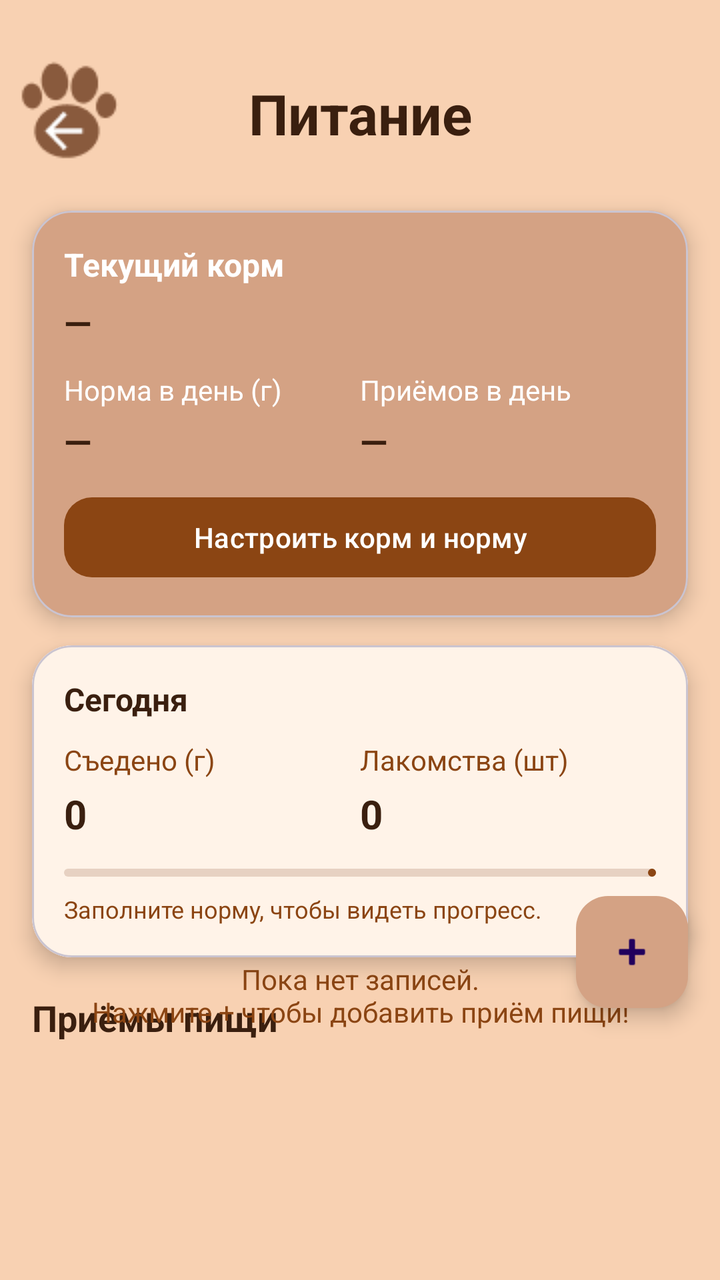
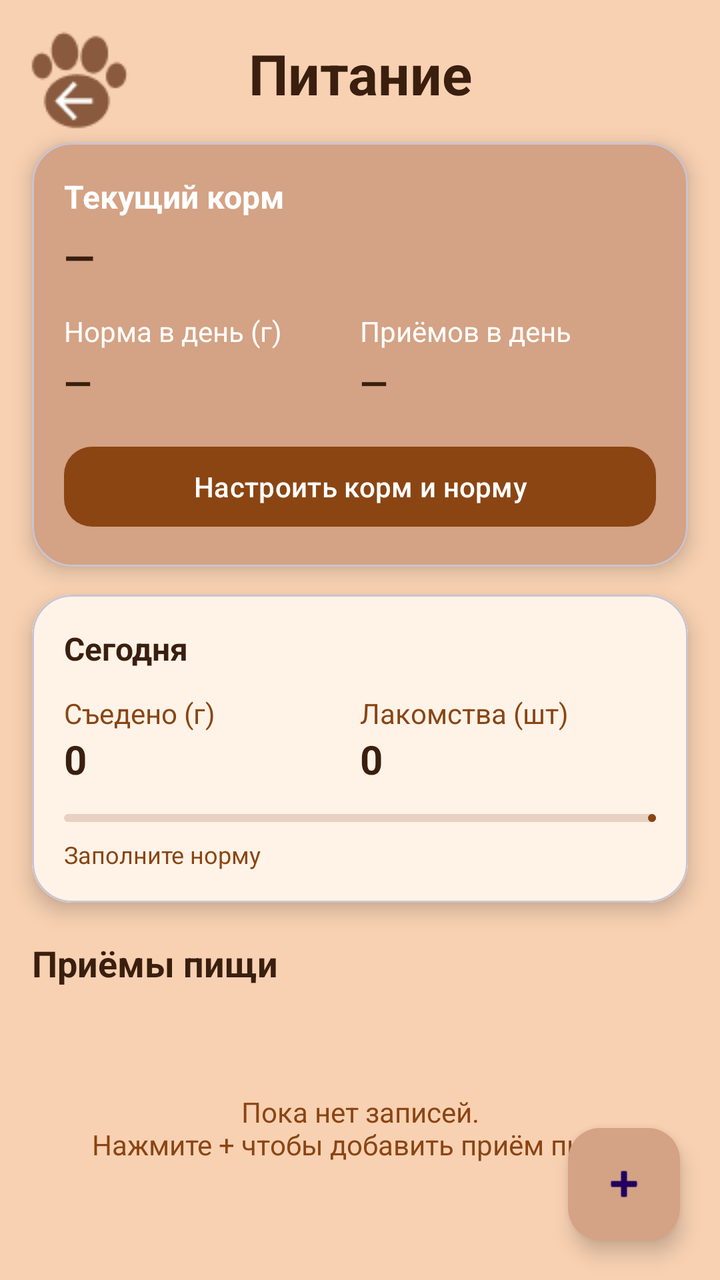

Two renders of the same Android screen: before a commit and after it. Below are the layout's source before the change and the commit's diff.
<!-- AndroidManifest.xml: application theme Theme.MyPet -->
<!-- res/layout/activity_food.xml -->
<?xml version="1.0" encoding="utf-8"?>
<androidx.coordinatorlayout.widget.CoordinatorLayout
    xmlns:android="http://schemas.android.com/apk/res/android"
    xmlns:app="http://schemas.android.com/apk/res-auto"
    xmlns:tools="http://schemas.android.com/tools"
    android:layout_width="match_parent"
    android:layout_height="match_parent"
    android:background="#F8D1B2">

    <androidx.constraintlayout.widget.ConstraintLayout
        android:layout_width="match_parent"
        android:layout_height="match_parent"
        android:paddingBottom="120dp"
        tools:ignore="ExtraText">

        <ImageButton
            android:id="@+id/imageButton"
            android:layout_width="70dp"
            android:layout_height="70dp"
            android:layout_marginTop="20dp"
            android:background="?attr/selectableItemBackground"
            android:onClick="GoToMenu"
            app:layout_constraintStart_toStartOf="@+id/tvFoodTitle"
            app:layout_constraintTop_toTopOf="parent"
            app:srcCompat="@drawable/back_btn1"
            tools:ignore="MissingConstraints" />

        <TextView
            android:id="@+id/tvFoodTitle"
            android:layout_width="0dp"
            android:layout_height="wrap_content"
            android:layout_marginTop="20dp"
            android:gravity="center"
            android:padding="18dp"
            android:text="Питание"
            android:textColor="#3A1F0F"
            android:textSize="28sp"
            android:textStyle="bold"
            app:layout_constraintEnd_toEndOf="parent"
            app:layout_constraintStart_toStartOf="parent"
            app:layout_constraintTop_toTopOf="parent" />

        <com.google.android.material.card.MaterialCardView
            android:id="@+id/cardFoodMain"
            android:layout_width="0dp"
            android:layout_height="wrap_content"
            android:layout_marginStart="16dp"
            android:layout_marginTop="12dp"
            android:layout_marginEnd="16dp"
            app:cardCornerRadius="20dp"
            app:cardElevation="6dp"
            app:layout_constraintEnd_toEndOf="parent"
            app:layout_constraintStart_toStartOf="parent"
            app:layout_constraintTop_toBottomOf="@+id/tvFoodTitle">

            <LinearLayout
                android:layout_width="match_parent"
                android:layout_height="wrap_content"
                android:orientation="vertical"
                android:padding="16dp"
                android:background="#D4A284">

                <TextView
                    android:layout_width="match_parent"
                    android:layout_height="wrap_content"
                    android:text="Текущий корм"
                    android:textColor="#FFFFFF"
                    android:textSize="16sp"
                    android:textStyle="bold" />

                <TextView
                    android:id="@+id/tvFoodName"
                    android:layout_width="match_parent"
                    android:layout_height="wrap_content"
                    android:layout_marginTop="6dp"
                    android:text="—"
                    android:textColor="#3A1F0F"
                    android:textSize="18sp"
                    android:textStyle="bold" />

                <View
                    android:layout_width="match_parent"
                    android:layout_height="12dp" />

                <LinearLayout
                    android:layout_width="match_parent"
                    android:layout_height="wrap_content"
                    android:orientation="horizontal">

                    <LinearLayout
                        android:layout_width="0dp"
                        android:layout_height="wrap_content"
                        android:layout_weight="1"
                        android:orientation="vertical">

                        <TextView
                            android:layout_width="wrap_content"
                            android:layout_height="wrap_content"
                            android:text="Норма в день (г)"
                            android:textColor="#FFFFFF"
                            android:textSize="14sp" />

                        <TextView
                            android:id="@+id/tvDailyNorm"
                            android:layout_width="wrap_content"
                            android:layout_height="wrap_content"
                            android:layout_marginTop="4dp"
                            android:text="—"
                            android:textColor="#3A1F0F"
                            android:textSize="18sp"
                            android:textStyle="bold" />
                    </LinearLayout>

                    <LinearLayout
                        android:layout_width="0dp"
                        android:layout_height="wrap_content"
                        android:layout_weight="1"
                        android:orientation="vertical">

                        <TextView
                            android:layout_width="wrap_content"
                            android:layout_height="wrap_content"
                            android:text="Приёмов в день"
                            android:textColor="#FFFFFF"
                            android:textSize="14sp" />

                        <TextView
                            android:id="@+id/tvMealsPerDay"
                            android:layout_width="wrap_content"
                            android:layout_height="wrap_content"
                            android:layout_marginTop="4dp"
                            android:text="—"
                            android:textColor="#3A1F0F"
                            android:textSize="18sp"
                            android:textStyle="bold" />
                    </LinearLayout>
                </LinearLayout>

                <View
                    android:layout_width="match_parent"
                    android:layout_height="12dp" />

                <com.google.android.material.button.MaterialButton
                    android:id="@+id/btnSetupFood"
                    android:layout_width="match_parent"
                    android:layout_height="48dp"
                    android:text="Настроить корм и норму"
                    android:textColor="#FFFFFF"
                    app:cornerRadius="14dp"
                    app:backgroundTint="#8B4513" />
            </LinearLayout>
        </com.google.android.material.card.MaterialCardView>

        <com.google.android.material.card.MaterialCardView
            android:id="@+id/cardToday"
            android:layout_width="0dp"
            android:layout_height="wrap_content"
            android:layout_marginStart="16dp"
            android:layout_marginTop="14dp"
            android:layout_marginEnd="16dp"
            app:cardCornerRadius="20dp"
            app:cardElevation="6dp"
            app:layout_constraintEnd_toEndOf="parent"
            app:layout_constraintStart_toStartOf="parent"
            app:layout_constraintTop_toBottomOf="@+id/cardFoodMain">

            <LinearLayout
                android:layout_width="match_parent"
                android:layout_height="wrap_content"
                android:orientation="vertical"
                android:padding="16dp"
                android:background="#FFF3E8">

                <TextView
                    android:layout_width="match_parent"
                    android:layout_height="wrap_content"
                    android:text="Сегодня"
                    android:textColor="#3A1F0F"
                    android:textSize="16sp"
                    android:textStyle="bold" />

                <LinearLayout
                    android:layout_width="match_parent"
                    android:layout_height="wrap_content"
                    android:layout_marginTop="10dp"
                    android:orientation="horizontal">

                    <LinearLayout
                        android:layout_width="0dp"
                        android:layout_height="wrap_content"
                        android:layout_weight="1"
                        android:orientation="vertical">

                        <TextView
                            android:layout_width="wrap_content"
                            android:layout_height="wrap_content"
                            android:text="Съедено (г)"
                            android:textColor="#8B4513"
                            android:textSize="14sp" />

                        <TextView
                            android:id="@+id/tvEatenToday"
                            android:layout_width="wrap_content"
                            android:layout_height="wrap_content"
                            android:layout_marginTop="4dp"
                            android:text="0"
                            android:textColor="#3A1F0F"
                            android:textSize="20sp"
                            android:textStyle="bold" />
                    </LinearLayout>

                    <LinearLayout
                        android:layout_width="0dp"
                        android:layout_height="wrap_content"
                        android:layout_weight="1"
                        android:orientation="vertical">

                        <TextView
                            android:layout_width="wrap_content"
                            android:layout_height="wrap_content"
                            android:text="Лакомства (шт)"
                            android:textColor="#8B4513"
                            android:textSize="14sp" />

                        <TextView
                            android:id="@+id/tvTreatsToday"
                            android:layout_width="wrap_content"
                            android:layout_height="wrap_content"
                            android:layout_marginTop="4dp"
                            android:text="0"
                            android:textColor="#3A1F0F"
                            android:textSize="20sp"
                            android:textStyle="bold" />
                    </LinearLayout>
                </LinearLayout>

                <com.google.android.material.progressindicator.LinearProgressIndicator
                    android:id="@+id/progressDaily"
                    android:layout_width="match_parent"
                    android:layout_height="wrap_content"
                    android:layout_marginTop="14dp"
                    android:progress="0"
                    app:indicatorColor="#8B4513"
                    app:trackColor="#E7D1C2" />

                <TextView
                    android:id="@+id/tvProgressHint"
                    android:layout_width="match_parent"
                    android:layout_height="wrap_content"
                    android:layout_marginTop="8dp"
                    android:text="Заполните норму, чтобы видеть прогресс."
                    android:textColor="#8B4513"
                    android:textSize="12sp" />
            </LinearLayout>
        </com.google.android.material.card.MaterialCardView>

        <TextView
            android:id="@+id/tvMealsHeader"
            android:layout_width="0dp"
            android:layout_height="wrap_content"
            android:layout_marginStart="16dp"
            android:layout_marginTop="18dp"
            android:layout_marginEnd="16dp"
            android:text="Приёмы пищи"
            android:textColor="#3A1F0F"
            android:textSize="18sp"
            android:textStyle="bold"
            app:layout_constraintEnd_toEndOf="parent"
            app:layout_constraintStart_toStartOf="parent"
            app:layout_constraintTop_toBottomOf="@+id/cardToday" />

        <com.google.android.material.floatingactionbutton.FloatingActionButton
            android:id="@+id/fabAddMeal"
            android:layout_width="wrap_content"
            android:layout_height="wrap_content"
            android:layout_margin="16dp"
            app:layout_constraintBottom_toBottomOf="parent"
            app:layout_constraintEnd_toEndOf="parent"
            android:src="@android:drawable/ic_input_add"
            app:backgroundTint="#D4A284" />


        <androidx.recyclerview.widget.RecyclerView
            android:id="@+id/rvMeals"
            android:layout_width="0dp"
            android:layout_height="0dp"
            android:layout_marginStart="16dp"
            android:layout_marginTop="8dp"
            android:layout_marginEnd="16dp"
            android:clipToPadding="false"
            android:nestedScrollingEnabled="true"
            android:paddingBottom="80dp"
            app:layout_constraintBottom_toTopOf="@+id/fabAddMeal"
            app:layout_constraintEnd_toEndOf="parent"
            app:layout_constraintStart_toStartOf="parent"
            app:layout_constraintTop_toBottomOf="@+id/tvMealsHeader"
            tools:itemCount="3"
            tools:listitem="@layout/item_meal" />


        <TextView
            android:id="@+id/tvEmptyMeals"
            android:layout_width="0dp"
            android:layout_height="wrap_content"
            android:layout_marginStart="16dp"
            android:layout_marginTop="32dp"
            android:layout_marginEnd="16dp"
            android:gravity="center"
            android:text="Пока нет записей.\nНажмите + чтобы добавить приём пищи!"
            android:textColor="#8B4513"
            android:textSize="14sp"
            app:layout_constraintEnd_toEndOf="parent"
            app:layout_constraintStart_toStartOf="parent"
            app:layout_constraintTop_toBottomOf="@+id/rvMeals" />

    </androidx.constraintlayout.widget.ConstraintLayout>

</androidx.coordinatorlayout.widget.CoordinatorLayout>
<!-- res/layout/item_meal.xml (included above) -->
<?xml version="1.0" encoding="utf-8"?>
<com.google.android.material.card.MaterialCardView
    xmlns:android="http://schemas.android.com/apk/res/android"
    xmlns:app="http://schemas.android.com/apk/res-auto"
    android:layout_width="match_parent"
    android:layout_height="wrap_content"
    android:layout_margin="8dp"
    app:cardCornerRadius="18dp"
    app:cardElevation="4dp">

    <LinearLayout
        android:layout_width="match_parent"
        android:layout_height="wrap_content"
        android:background="#EFE7E7"
        android:orientation="horizontal"
        android:padding="14dp">

        <ImageView
            android:id="@+id/ivType"
            android:layout_width="44dp"
            android:layout_height="44dp"
            android:layout_marginEnd="12dp"
            android:background="#D4A284"
            android:contentDescription="Тип записи"
            android:padding="10dp"
            android:src="@android:drawable/ic_menu_compass" />

        <LinearLayout
            android:layout_width="0dp"
            android:layout_height="wrap_content"
            android:layout_weight="1"
            android:orientation="vertical">

            
            <TextView
                android:id="@+id/tvMealTitle"
                android:layout_width="match_parent"
                android:layout_height="wrap_content"
                android:text="—"
                android:textColor="#3A1F0F"
                android:textSize="16sp"
                android:textStyle="bold" />

            <TextView
                android:id="@+id/tvMealSubtitle"
                android:layout_width="match_parent"
                android:layout_height="wrap_content"
                android:layout_marginTop="4dp"
                android:text="—"
                android:textColor="#8B4513"
                android:textSize="13sp" />
        </LinearLayout>

        <TextView
            android:id="@+id/tvMealAmount"
            android:layout_width="wrap_content"
            android:layout_height="wrap_content"
            android:layout_gravity="center_vertical"
            android:text="—"
            android:textColor="#3A1F0F"
            android:textSize="14sp"
            android:textStyle="bold" />

        <View
            android:layout_width="1dp"
            android:layout_height="1dp"
            android:layout_weight="1" />

        <ImageView
            android:id="@+id/ivDelete"
            android:layout_width="32dp"
            android:layout_height="32dp"
            android:layout_gravity="center_vertical"
            android:layout_marginStart="8dp"
            android:background="?attr/selectableItemBackgroundBorderless"
            android:contentDescription="Удалить"
            android:tint="#FF5722"
            android:padding="6dp"
            android:src="@android:drawable/ic_menu_delete" />

        <ImageView
            android:id="@+id/ivEdit"
            android:layout_width="32dp"
            android:layout_height="32dp"
            android:layout_gravity="center_vertical"
            android:layout_marginStart="8dp"
            android:background="?attr/selectableItemBackgroundBorderless"
            android:contentDescription="Редактировать"
            android:padding="6dp"
            android:src="@android:drawable/ic_menu_edit" />
    </LinearLayout>
</com.google.android.material.card.MaterialCardView>
<!-- resources referenced by this layout -->
<resources>
  <!-- drawable back_btn1: png bitmap (drawable, 1809 bytes) -->
  <style name="Theme.MyPet" parent="Base.Theme.MyPet" />
  <style name="Base.Theme.MyPet" parent="Theme.Material3.DayNight.NoActionBar">
          
          
      </style>
</resources>

<!-- the commit's change to res/layout/activity_food.xml (unified diff, before → after) -->
@@ -9,56 +9,56 @@
 
     <androidx.constraintlayout.widget.ConstraintLayout
         android:layout_width="match_parent"
-        android:layout_height="match_parent"
-        android:paddingBottom="120dp"
-        tools:ignore="ExtraText">
+        android:layout_height="match_parent">
+
 
         <ImageButton
             android:id="@+id/imageButton"
-            android:layout_width="70dp"
-            android:layout_height="70dp"
-            android:layout_marginTop="20dp"
-            android:background="?attr/selectableItemBackground"
-            android:onClick="GoToMenu"
-            app:layout_constraintStart_toStartOf="@+id/tvFoodTitle"
-            app:layout_constraintTop_toTopOf="parent"
-            app:srcCompat="@drawable/back_btn1"
-            tools:ignore="MissingConstraints" />
+            android:layout_width="56dp"
+            android:layout_height="56dp"
+            android:layout_marginStart="12dp"
+            android:layout_marginTop="12dp"
+            android:background="?attr/selectableItemBackgroundBorderless"
+            android:padding="10dp"
+            android:src="@drawable/back_btn1"
+            app:layout_constraintStart_toStartOf="parent"
+            app:layout_constraintTop_toTopOf="parent" />
+
 
         <TextView
             android:id="@+id/tvFoodTitle"
             android:layout_width="0dp"
             android:layout_height="wrap_content"
-            android:layout_marginTop="20dp"
+            android:layout_marginTop="18dp"
             android:gravity="center"
-            android:padding="18dp"
             android:text="Питание"
             android:textColor="#3A1F0F"
             android:textSize="28sp"
             android:textStyle="bold"
+            app:layout_constraintStart_toStartOf="parent"
             app:layout_constraintEnd_toEndOf="parent"
-            app:layout_constraintStart_toStartOf="parent"
             app:layout_constraintTop_toTopOf="parent" />
+
 
         <com.google.android.material.card.MaterialCardView
             android:id="@+id/cardFoodMain"
             android:layout_width="0dp"
             android:layout_height="wrap_content"
             android:layout_marginStart="16dp"
-            android:layout_marginTop="12dp"
+            android:layout_marginTop="16dp"
             android:layout_marginEnd="16dp"
             app:cardCornerRadius="20dp"
             app:cardElevation="6dp"
-            app:layout_constraintEnd_toEndOf="parent"
-            app:layout_constraintStart_toStartOf="parent"
-            app:layout_constraintTop_toBottomOf="@+id/tvFoodTitle">
+            app:layout_constraintTop_toBottomOf="@id/tvFoodTitle"
+            app:layout_constraintStart_toStartOf="parent"
+            app:layout_constraintEnd_toEndOf="parent">
 
             <LinearLayout
                 android:layout_width="match_parent"
                 android:layout_height="wrap_content"
                 android:orientation="vertical"
-                android:padding="16dp"
-                android:background="#D4A284">
+                android:background="#D4A284"
+                android:padding="16dp">
 
                 <TextView
                     android:layout_width="match_parent"
@@ -75,16 +75,13 @@
                     android:layout_marginTop="6dp"
                     android:text="—"
                     android:textColor="#3A1F0F"
-                    android:textSize="18sp"
+                    android:textSize="20sp"
                     android:textStyle="bold" />
 
-                <View
-                    android:layout_width="match_parent"
-                    android:layout_height="12dp" />
-
                 <LinearLayout
                     android:layout_width="match_parent"
                     android:layout_height="wrap_content"
+                    android:layout_marginTop="14dp"
                     android:orientation="horizontal">
 
                     <LinearLayout
@@ -134,22 +131,23 @@
                             android:textSize="18sp"
                             android:textStyle="bold" />
                     </LinearLayout>
+
                 </LinearLayout>
-
-                <View
-                    android:layout_width="match_parent"
-                    android:layout_height="12dp" />
 
                 <com.google.android.material.button.MaterialButton
                     android:id="@+id/btnSetupFood"
                     android:layout_width="match_parent"
                     android:layout_height="48dp"
+                    android:layout_marginTop="16dp"
                     android:text="Настроить корм и норму"
                     android:textColor="#FFFFFF"
-                    app:cornerRadius="14dp"
-                    app:backgroundTint="#8B4513" />
+                    app:backgroundTint="#8B4513"
+                    app:cornerRadius="14dp" />
+
             </LinearLayout>
+
         </com.google.android.material.card.MaterialCardView>
+
 
         <com.google.android.material.card.MaterialCardView
             android:id="@+id/cardToday"
@@ -160,16 +158,16 @@
             android:layout_marginEnd="16dp"
             app:cardCornerRadius="20dp"
             app:cardElevation="6dp"
-            app:layout_constraintEnd_toEndOf="parent"
-            app:layout_constraintStart_toStartOf="parent"
-            app:layout_constraintTop_toBottomOf="@+id/cardFoodMain">
+            app:layout_constraintTop_toBottomOf="@id/cardFoodMain"
+            app:layout_constraintStart_toStartOf="parent"
+            app:layout_constraintEnd_toEndOf="parent">
 
             <LinearLayout
                 android:layout_width="match_parent"
                 android:layout_height="wrap_content"
                 android:orientation="vertical"
-                android:padding="16dp"
-                android:background="#FFF3E8">
+                android:background="#FFF3E8"
+                android:padding="16dp">
 
                 <TextView
                     android:layout_width="match_parent"
@@ -182,7 +180,7 @@
                 <LinearLayout
                     android:layout_width="match_parent"
                     android:layout_height="wrap_content"
-                    android:layout_marginTop="10dp"
+                    android:layout_marginTop="12dp"
                     android:orientation="horizontal">
 
                     <LinearLayout
@@ -202,7 +200,6 @@
                             android:id="@+id/tvEatenToday"
                             android:layout_width="wrap_content"
                             android:layout_height="wrap_content"
-                            android:layout_marginTop="4dp"
                             android:text="0"
                             android:textColor="#3A1F0F"
                             android:textSize="20sp"
@@ -226,12 +223,12 @@
                             android:id="@+id/tvTreatsToday"
                             android:layout_width="wrap_content"
                             android:layout_height="wrap_content"
-                            android:layout_marginTop="4dp"
                             android:text="0"
                             android:textColor="#3A1F0F"
                             android:textSize="20sp"
                             android:textStyle="bold" />
                     </LinearLayout>
+
                 </LinearLayout>
 
                 <com.google.android.material.progressindicator.LinearProgressIndicator
@@ -239,7 +236,6 @@
                     android:layout_width="match_parent"
                     android:layout_height="wrap_content"
                     android:layout_marginTop="14dp"
-                    android:progress="0"
                     app:indicatorColor="#8B4513"
                     app:trackColor="#E7D1C2" />
 
@@ -248,11 +244,14 @@
                     android:layout_width="match_parent"
                     android:layout_height="wrap_content"
                     android:layout_marginTop="8dp"
-                    android:text="Заполните норму, чтобы видеть прогресс."
+                    android:text="Заполните норму"
                     android:textColor="#8B4513"
                     android:textSize="12sp" />
+
             </LinearLayout>
+
         </com.google.android.material.card.MaterialCardView>
+
 
         <TextView
             android:id="@+id/tvMealsHeader"
@@ -265,19 +264,9 @@
             android:textColor="#3A1F0F"
             android:textSize="18sp"
             android:textStyle="bold"
-            app:layout_constraintEnd_toEndOf="parent"
-            app:layout_constraintStart_toStartOf="parent"
-            app:layout_constraintTop_toBottomOf="@+id/cardToday" />
-
-        <com.google.android.material.floatingactionbutton.FloatingActionButton
-            android:id="@+id/fabAddMeal"
-            android:layout_width="wrap_content"
-            android:layout_height="wrap_content"
-            android:layout_margin="16dp"
-            app:layout_constraintBottom_toBottomOf="parent"
-            app:layout_constraintEnd_toEndOf="parent"
-            android:src="@android:drawable/ic_input_add"
-            app:backgroundTint="#D4A284" />
+            app:layout_constraintTop_toBottomOf="@id/cardToday"
+            app:layout_constraintStart_toStartOf="parent"
+            app:layout_constraintEnd_toEndOf="parent" />
 
 
         <androidx.recyclerview.widget.RecyclerView
@@ -285,33 +274,42 @@
             android:layout_width="0dp"
             android:layout_height="0dp"
             android:layout_marginStart="16dp"
-            android:layout_marginTop="8dp"
+            android:layout_marginTop="10dp"
             android:layout_marginEnd="16dp"
+            android:layout_marginBottom="16dp"
             android:clipToPadding="false"
-            android:nestedScrollingEnabled="true"
-            android:paddingBottom="80dp"
-            app:layout_constraintBottom_toTopOf="@+id/fabAddMeal"
+            android:paddingBottom="100dp"
+            app:layout_constraintTop_toBottomOf="@id/tvMealsHeader"
+            app:layout_constraintBottom_toBottomOf="parent"
+            app:layout_constraintStart_toStartOf="parent"
             app:layout_constraintEnd_toEndOf="parent"
-            app:layout_constraintStart_toStartOf="parent"
-            app:layout_constraintTop_toBottomOf="@+id/tvMealsHeader"
-            tools:itemCount="3"
+            tools:itemCount="5"
             tools:listitem="@layout/item_meal" />
 
 
         <TextView
             android:id="@+id/tvEmptyMeals"
-            android:layout_width="0dp"
-            android:layout_height="wrap_content"
-            android:layout_marginStart="16dp"
-            android:layout_marginTop="32dp"
-            android:layout_marginEnd="16dp"
+            android:layout_width="wrap_content"
+            android:layout_height="wrap_content"
             android:gravity="center"
             android:text="Пока нет записей.\nНажмите + чтобы добавить приём пищи!"
             android:textColor="#8B4513"
             android:textSize="14sp"
-            app:layout_constraintEnd_toEndOf="parent"
-            app:layout_constraintStart_toStartOf="parent"
-            app:layout_constraintTop_toBottomOf="@+id/rvMeals" />
+            app:layout_constraintTop_toTopOf="@id/rvMeals"
+            app:layout_constraintBottom_toBottomOf="@id/rvMeals"
+            app:layout_constraintStart_toStartOf="@id/rvMeals"
+            app:layout_constraintEnd_toEndOf="@id/rvMeals" />
+
+
+        <com.google.android.material.floatingactionbutton.FloatingActionButton
+            android:id="@+id/fabAddMeal"
+            android:layout_width="wrap_content"
+            android:layout_height="wrap_content"
+            android:layout_margin="20dp"
+            android:src="@android:drawable/ic_input_add"
+            app:backgroundTint="#D4A284"
+            app:layout_constraintBottom_toBottomOf="parent"
+            app:layout_constraintEnd_toEndOf="parent" />
 
     </androidx.constraintlayout.widget.ConstraintLayout>
 
@@ -323,7 +321,8 @@
     xmlns:app="http://schemas.android.com/apk/res-auto"
     android:layout_width="match_parent"
     android:layout_height="wrap_content"
-    android:layout_margin="8dp"
+    android:layout_marginHorizontal="8dp"
+    android:layout_marginVertical="6dp"
     app:cardCornerRadius="18dp"
     app:cardElevation="4dp">
 
@@ -331,8 +330,11 @@
         android:layout_width="match_parent"
         android:layout_height="wrap_content"
         android:background="#EFE7E7"
+        android:gravity="center_vertical"
         android:orientation="horizontal"
         android:padding="14dp">
+
+        
 
         <ImageView
             android:id="@+id/ivType"
@@ -344,68 +346,75 @@
             android:padding="10dp"
             android:src="@android:drawable/ic_menu_compass" />
 
+        
+
         <LinearLayout
             android:layout_width="0dp"
             android:layout_height="wrap_content"
             android:layout_weight="1"
             android:orientation="vertical">
 
-            
             <TextView
                 android:id="@+id/tvMealTitle"
-                android:layout_width="match_parent"
+                android:layout_width="wrap_content"
                 android:layout_height="wrap_content"
-                android:text="—"
+                android:maxLines="1"
+                android:ellipsize="end"
+                android:text="Корм Royal Canin"
                 android:textColor="#3A1F0F"
                 android:textSize="16sp"
                 android:textStyle="bold" />
 
             <TextView
                 android:id="@+id/tvMealSubtitle"
-                android:layout_width="match_parent"
+                android:layout_width="wrap_content"
                 android:layout_height="wrap_content"
                 android:layout_marginTop="4dp"
-                android:text="—"
+                android:maxLines="1"
+                android:ellipsize="end"
+                android:text="12.05.2026 18:42"
                 android:textColor="#8B4513"
                 android:textSize="13sp" />
+
         </LinearLayout>
+
+        
 
         <TextView
             android:id="@+id/tvMealAmount"
             android:layout_width="wrap_content"
             android:layout_height="wrap_content"
-            android:layout_gravity="center_vertical"
-            android:text="—"
+            android:layout_marginStart="10dp"
+            android:text="120 г"
             android:textColor="#3A1F0F"
-            android:textSize="14sp"
+            android:textSize="15sp"
             android:textStyle="bold" />
 
-        <View
-            android:layout_width="1dp"
-            android:layout_height="1dp"
-            android:layout_weight="1" />
+        
 
         <ImageView
             android:id="@+id/ivDelete"
             android:layout_width="32dp"
             android:layout_height="32dp"
-            android:layout_gravity="center_vertical"
             android:layout_marginStart="8dp"
             android:background="?attr/selectableItemBackgroundBorderless"
             android:contentDescription="Удалить"
-            android:tint="#FF5722"
             android:padding="6dp"
-            android:src="@android:drawable/ic_menu_delete" />
+            android:src="@android:drawable/ic_menu_delete"
+            android:tint="#FF5722" />
+
+        
 
         <ImageView
             android:id="@+id/ivEdit"
             android:layout_width="32dp"
             android:layout_height="32dp"
-            android:layout_gravity="center_vertical"
-            android:layout_marginStart="8dp"
+            android:layout_marginStart="4dp"
             android:background="?attr/selectableItemBackgroundBorderless"
             android:contentDescription="Редактировать"
             android:padding="6dp"
             android:src="@android:drawable/ic_menu_edit" />
+
     </LinearLayout>
+
 </com.google.android.material.card.MaterialCardView>
